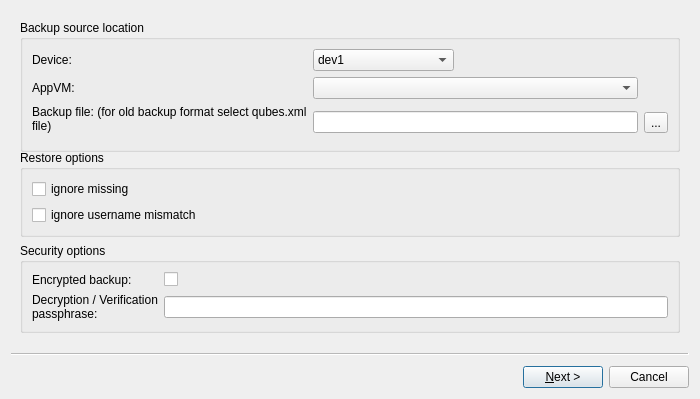
Old version of the form restoredlg.ui in the repository QubesOS/qubes-manager.
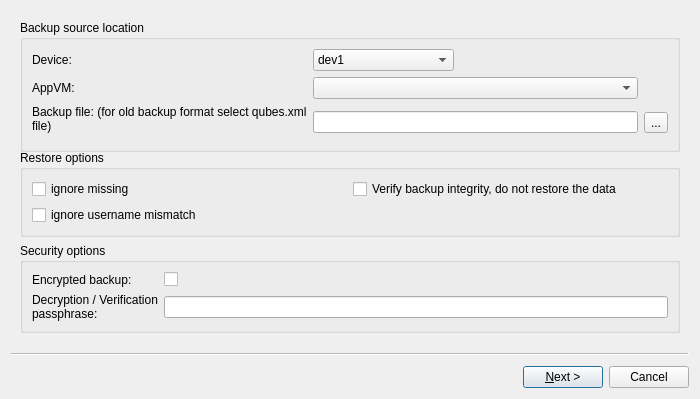
New version of the form.

Commit message: backups/restore: add support for 'verify-only' option

Diff of the .ui file:
```diff
--- a/restoredlg.ui
+++ b/restoredlg.ui
@@ -56,7 +56,7 @@
          </property>
         </widget>
        </item>
-       <item row="1" column="0">
+       <item row="3" column="0">
         <widget class="QCheckBox" name="ignore_uname_mismatch">
          <property name="toolTip">
           <string>Ignore dom0 username mismatch while restoring homedir.</string>
@@ -66,6 +66,13 @@
          </property>
         </widget>
        </item>
+       <item row="0" column="1">
+        <widget class="QCheckBox" name="verify_only">
+         <property name="text">
+          <string>Verify backup integrity, do not restore the data</string>
+         </property>
+        </widget>
+       </item>
       </layout>
      </widget>
     </item>
```
The commit also changes 1 other file.
